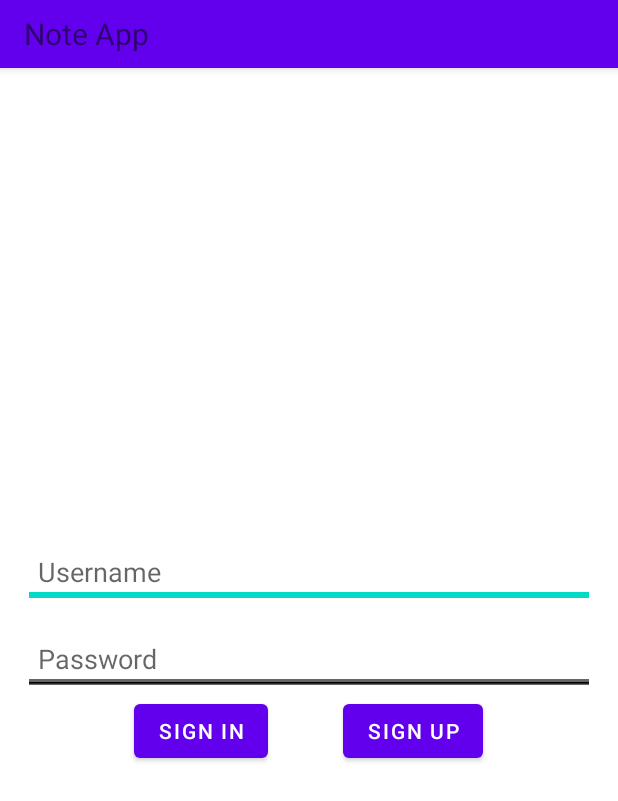
After one commit to Mahfuz2411/NoteApp, an Android app: the LoginActivity screen opened directly, with no data from a screen before it, on a phone screen of 412 x 824 dp. The commit adds this screen. Shown: the top 801 px of the screen. Run offline under Robolectric (Android 15) with nearby library versions, the phone set to English and light mode, and no system bars.

Commit message:
second commit->updated login activity and notes saving policy

```diff
--- a/app/src/main/AndroidManifest.xml
+++ b/app/src/main/AndroidManifest.xml
@@ -12,6 +12,9 @@
         android:theme="@style/Theme.NoteApp"
         tools:targetApi="31">
         <activity
+            android:name=".LoginActivity"
+            android:exported="false" />
+        <activity
             android:name=".NoteEditorActivity"
             android:exported="false" />
         <activity
@@ -25,7 +28,7 @@
         </activity>
         <activity
             android:name=".MainActivity"
-            android:exported="false"></activity>
+            android:exported="false" />
     </application>
 
 </manifest>
--- /dev/null
+++ b/app/src/main/java/com/example/noteapp/LoginActivity.java
@@ -0,0 +1,74 @@
+package com.example.noteapp;
+
+import androidx.appcompat.app.AppCompatActivity;
+
+import android.annotation.SuppressLint;
+import android.content.Context;
+import android.content.Intent;
+import android.content.SharedPreferences;
+import android.os.Bundle;
+import android.view.View;
+import android.widget.Button;
+import android.widget.EditText;
+import android.widget.Toast;
+
+public class LoginActivity extends AppCompatActivity {
+    static String User;
+
+    Button SignInId, SignUpId;
+    EditText UserNameId, PassWordId;
+
+
+
+    @SuppressLint("MissingInflatedId")
+    @Override
+    protected void onCreate(Bundle savedInstanceState) {
+        super.onCreate(savedInstanceState);
+        setContentView(R.layout.activity_login);
+
+        SignInId = findViewById(R.id.signInId);
+        SignUpId = findViewById((R.id.signUpId));
+        UserNameId = findViewById(R.id.userNameId);
+        PassWordId = findViewById((R.id.passWordId));
+
+        SharedPreferences sharedPreferences = getApplicationContext().getSharedPreferences("LoggedInOrNot", Context.MODE_PRIVATE);
+        SharedPreferences.Editor editor = sharedPreferences.edit();
+
+//        editor.get
+
+        SignInId.setOnClickListener(new View.OnClickListener() {
+            @Override
+            public void onClick(View v) {
+                if(sharedPreferences.contains(UserNameId.getText().toString())) {
+                    if(sharedPreferences.getString(UserNameId.getText().toString(), null).equals(PassWordId.getText().toString())){
+                        User = UserNameId.getText().toString();
+                        Intent intent = new Intent(LoginActivity.this, MainActivity.class);
+                        startActivity(intent);
+                    }else{
+                        Toast.makeText(getApplicationContext(), "Incorrect Username or Password", Toast.LENGTH_SHORT).show();
+                    }
+                }else {
+                    Toast.makeText(getApplicationContext(), "Incorrect Username or Password", Toast.LENGTH_SHORT).show();
+                }
+
+            }
+        });
+
+        SignUpId.setOnClickListener(new View.OnClickListener() {
+            @Override
+            public void onClick(View v) {
+                if(sharedPreferences.contains(UserNameId.getText().toString())) {
+                    Toast.makeText(getApplicationContext(), "Username already Exist", Toast.LENGTH_SHORT).show();
+
+                } else if (UserNameId.getText().toString().equals(null) || PassWordId.getText().toString().equals(null)) {
+                    Toast.makeText(getApplicationContext(), "Invalid Username or Password", Toast.LENGTH_SHORT).show();
+                } else {
+                    editor.putString(UserNameId.getText().toString(), PassWordId.getText().toString()).apply();
+                    editor.commit();
+                }
+                UserNameId.setText("");
+                PassWordId.setText("");
+            }
+        });
+    }
+}
--- /dev/null
+++ b/app/src/main/res/layout/activity_login.xml
@@ -0,0 +1,87 @@
+<?xml version="1.0" encoding="utf-8"?>
+<LinearLayout xmlns:android="http://schemas.android.com/apk/res/android"
+    xmlns:app="http://schemas.android.com/apk/res-auto"
+    xmlns:tools="http://schemas.android.com/tools"
+    android:layout_width="match_parent"
+    android:layout_height="match_parent"
+    tools:context=".LoginActivity"
+    android:orientation="vertical">
+
+    <com.google.android.material.appbar.AppBarLayout
+        android:layout_width="match_parent"
+        android:layout_height="45dp">
+
+        <androidx.appcompat.widget.Toolbar
+            android:id="@+id/toolBar"
+            android:layout_width="match_parent"
+            android:layout_height="45dp">
+
+            <LinearLayout
+                android:layout_width="match_parent"
+                android:layout_height="match_parent"
+                android:gravity="center|left"
+                >
+                <TextView
+                    android:layout_width="wrap_content"
+                    android:layout_height="wrap_content"
+                    android:text="@string/app_name"
+                    android:textSize="20sp" />
+            </LinearLayout>
+        </androidx.appcompat.widget.Toolbar>
+    </com.google.android.material.appbar.AppBarLayout>
+
+    <LinearLayout
+        android:layout_width="match_parent"
+        android:layout_height="match_parent"
+        android:orientation="vertical"
+        android:padding="5dp"
+        android:gravity="center">
+
+        <EditText
+            android:id="@+id/userNameId"
+            android:layout_marginLeft="10dp"
+            android:layout_marginRight="10dp"
+            android:layout_marginBottom="10dp"
+            android:backgroundTintMode="screen"
+            android:padding="10dp"
+            android:layout_width="match_parent"
+            android:layout_height="48dp"
+            android:text=""
+            android:hint="Username" />
+        <EditText
+            android:id="@+id/passWordId"
+            android:layout_marginLeft="10dp"
+            android:layout_marginRight="10dp"
+            android:backgroundTintMode="screen"
+            android:padding="10dp"
+            android:layout_width="match_parent"
+            android:layout_height="48dp"
+            android:text=""
+            android:hint="Password" />
+
+        <LinearLayout
+            android:layout_width="match_parent"
+            android:layout_height="wrap_content"
+            android:gravity="center">
+
+            <Button
+                android:id="@+id/signInId"
+                android:layout_width="wrap_content"
+                android:layout_height="wrap_content"
+                android:text="Sign In"
+                android:layout_marginRight="50dp"/>
+
+            <Button
+                android:id="@+id/signUpId"
+                android:text="Sign Up"
+                android:layout_width="wrap_content"
+                android:layout_height="wrap_content"/>
+
+        </LinearLayout>
+
+    </LinearLayout>
+
+
+
+
+</LinearLayout>
--- a/app/src/main/res/values/strings.xml
+++ b/app/src/main/res/values/strings.xml
@@ -6,4 +6,5 @@
     <string name="save">Save</string>
     <string name="note_title">Note Tittle</string>
     <string name="note_body">Note body</string>
+    <string name="LogOut">Log Out</string>
 </resources>
```
Also changed, not shown: app/src/main/java/com/example/noteapp/MainActivity.java (+27 -2 lines), app/src/main/java/com/example/noteapp/NoteEditorActivity.java (+19 -3 lines), app/src/main/java/com/example/noteapp/SplashScreen.java (+10 -5 lines), app/src/main/res/layout/activity_main.xml (+11 -1 lines).
